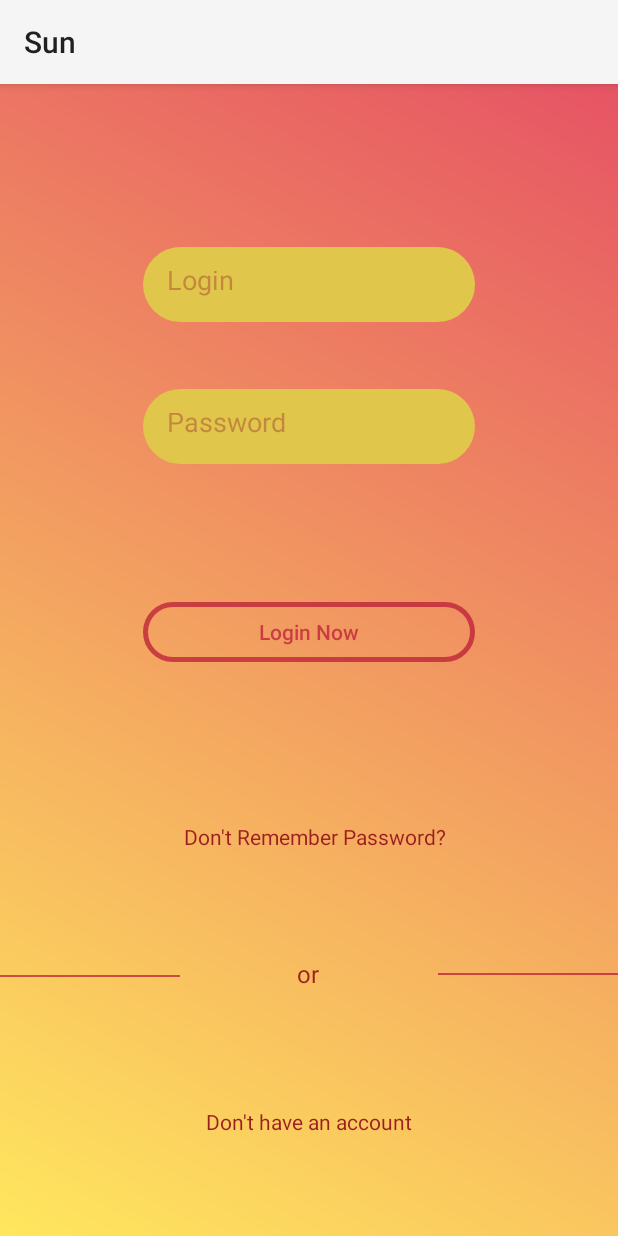
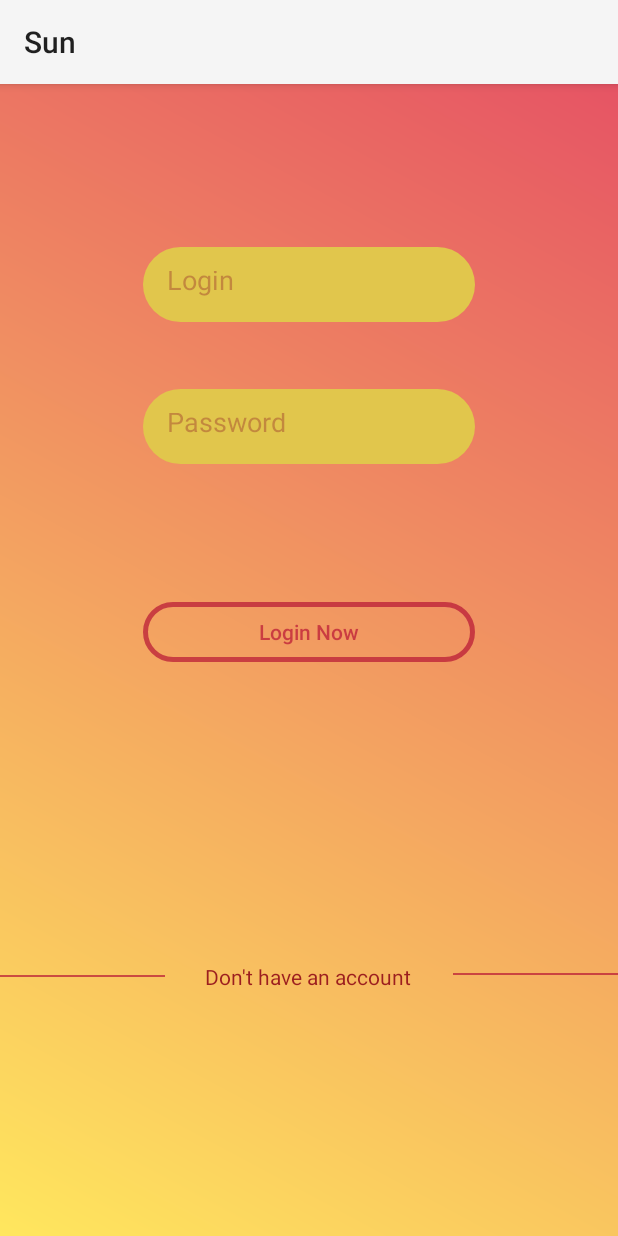
Before and after one commit to Gruzdeva/Android_studio, an Android app: the screen it shows after launch (ActivityAuthorization), on a phone screen of 412 x 824 dp. Run offline under Robolectric (Android 15) with nearby library versions, the phone set to English and light mode, and no system bars; our stand-ins replace Firebase (no records; nobody signed in at launch, a user with empty details on screens opened directly); 1 statement that could not run was skipped.

Commit message:
final version

```diff
--- a/app/src/main/res/layout/activity_main.xml
+++ b/app/src/main/res/layout/activity_main.xml
@@ -61,21 +61,6 @@
 
 
     <TextView
-        android:id="@+id/forgot_password"
-        android:layout_width="wrap_content"
-        android:layout_height="wrap_content"
-        android:layout_marginTop="36dp"
-        android:onClick="forgot_password"
-        android:text="Don't Remember Password?"
-        android:textColor="@color/login_from_details2"
-        app:layout_constraintBottom_toBottomOf="parent"
-        app:layout_constraintEnd_toEndOf="parent"
-        app:layout_constraintHorizontal_bias="0.517"
-        app:layout_constraintStart_toStartOf="parent"
-        app:layout_constraintTop_toTopOf="parent"
-        app:layout_constraintVertical_bias="0.64" />
-
-    <TextView
         android:id="@+id/registration"
         android:layout_width="wrap_content"
         android:layout_height="wrap_content"
@@ -84,13 +69,14 @@
         android:textColor="@color/login_from_details2"
         app:layout_constraintBottom_toBottomOf="parent"
         app:layout_constraintEnd_toEndOf="parent"
+        app:layout_constraintHorizontal_bias="0.498"
         app:layout_constraintStart_toStartOf="parent"
         app:layout_constraintTop_toTopOf="parent"
-        app:layout_constraintVertical_bias="0.911" />
+        app:layout_constraintVertical_bias="0.782" />
 
     <View
         android:id="@+id/Line1"
-        android:layout_width="120dp"
+        android:layout_width="110dp"
         android:layout_height="1dp"
         android:background="@color/login_form_details_medium"
         app:layout_constraintBottom_toBottomOf="parent"
@@ -100,23 +86,9 @@
         app:layout_constraintTop_toTopOf="parent"
         app:layout_constraintVertical_bias="0.773" />
 
-    <TextView
-        android:id="@+id/or"
-        android:layout_width="wrap_content"
-        android:layout_height="wrap_content"
-        android:text="or"
-        android:textColor="@color/login_from_details2"
-        android:textSize="16dp"
-        app:layout_constraintBottom_toBottomOf="parent"
-        app:layout_constraintEnd_toEndOf="parent"
-        app:layout_constraintHorizontal_bias="0.498"
-        app:layout_constraintStart_toStartOf="parent"
-        app:layout_constraintTop_toTopOf="parent"
-        app:layout_constraintVertical_bias="0.78" />
-
     <View
         android:id="@+id/Line2"
-        android:layout_width="120dp"
+        android:layout_width="110dp"
         android:layout_height="1dp"
         android:background="@color/login_form_details_medium"
         app:layout_constraintBottom_toBottomOf="parent"
--- a/app/src/main/res/layout/fragment_orders.xml
+++ b/app/src/main/res/layout/fragment_orders.xml
@@ -14,9 +14,10 @@
         android:layout_height="match_parent"
         app:layout_constraintBottom_toBottomOf="parent"
         app:layout_constraintEnd_toEndOf="parent"
-        app:layout_constraintHorizontal_bias="0.5"
+        app:layout_constraintHorizontal_bias="0.0"
         app:layout_constraintStart_toStartOf="parent"
         app:layout_constraintTop_toTopOf="parent"
-        tools:listitem="@layout/recycler_order_item"/>
+        app:layout_constraintVertical_bias="1.0"
+        tools:listitem="@layout/recycler_order_item" />
 
 </androidx.constraintlayout.widget.ConstraintLayout>
```
Also changed, not shown: app/src/main/res/layout/recycler_order_item.xml (+7 -7 lines).
